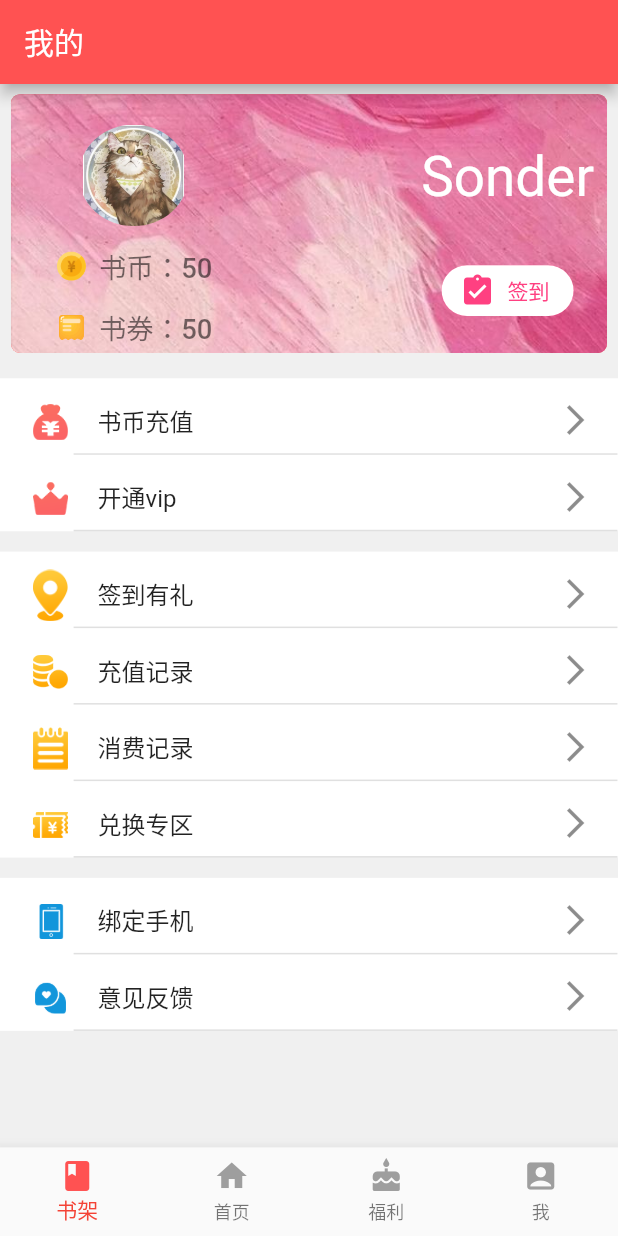
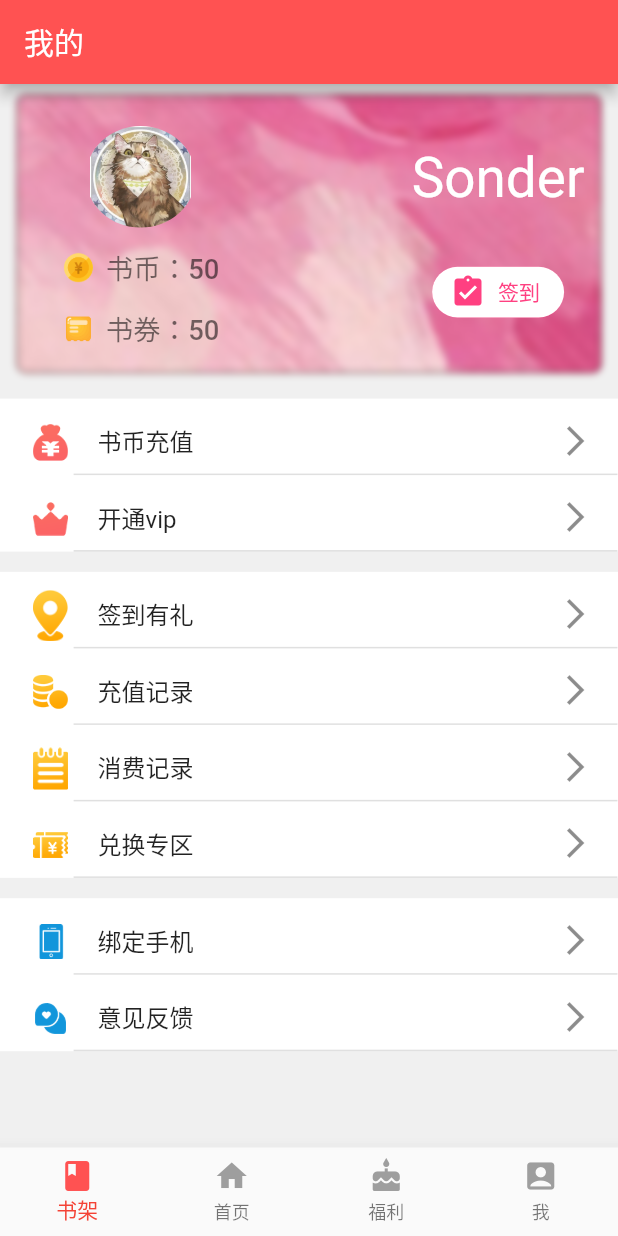
Before and after one commit to baoguok/Flutter_NovelReader, a Flutter app: the screen it shows after launch, swiped to page 4, on a phone screen of 412 x 824 dp. Run offline on Flutter 3.47's test engine with Material 2 defaults, Android fonts, the phone set to English and light mode, and no system bars; our stand-ins replace flutter_screenutil, flutter_swiper; missing offline and left inert: gzx_dropdown_menu.

Commit message:
新增高斯模糊

```diff
--- a/lib/pages/me/me_page.dart
+++ b/lib/pages/me/me_page.dart
@@ -1,3 +1,5 @@
+import 'dart:ui';
+
 import 'package:flutter/material.dart';
 import 'package:flutter_screenutil/flutter_screenutil.dart';
 
@@ -28,20 +30,33 @@ class MePage extends StatelessWidget {
   Widget _topBar() {
     return Container(
       decoration: BoxDecoration(
+        border: Border.all(width: 1,color: Colors.black54),
           color: Colors.redAccent,
           image: DecorationImage(
-              image: AssetImage('images/back1.jpeg'), fit: BoxFit.fitWidth),
+              image: AssetImage('images/back1.jpeg',), fit: BoxFit.fitWidth),
           borderRadius: BorderRadius.all(Radius.circular(6))),
       margin: EdgeInsets.fromLTRB(
-          ScreenUtil().setWidth(20),
+          ScreenUtil().setWidth(30),
           ScreenUtil().setHeight(20),
-          ScreenUtil().setWidth(20),
+          ScreenUtil().setWidth(30),
           ScreenUtil().setHeight(10)),
       width: ScreenUtil().setWidth(1105),
-      height: ScreenUtil().setHeight(510),
-      child: Row(
-        children: <Widget>[_leftWidget(), _rightWidget()],
-      ),
+      height: ScreenUtil().setHeight(550),
+      child: Stack(
+        children: <Widget>[
+          Container(
+            child: BackdropFilter(
+              filter: new ImageFilter.blur(sigmaX: 2.5, sigmaY: 2.5),
+              child: new Container(
+                decoration: new BoxDecoration(color: Colors.white.withOpacity(0.0)),
+              ),
+            ),
+          ),
+          Row(
+            children: <Widget>[_leftWidget(), _rightWidget()],
+          ),
+        ],
+      )
     );
   }
 
@@ -109,7 +124,7 @@ class MePage extends StatelessWidget {
   Widget _rightWidget() {
     return Container(
       margin: EdgeInsets.fromLTRB(
-          ScreenUtil().setWidth(380), ScreenUtil().setHeight(100), 0, 0),
+          ScreenUtil().setWidth(350), ScreenUtil().setHeight(100), 0, 0),
       child: Column(
         children: <Widget>[
           Container(
```
